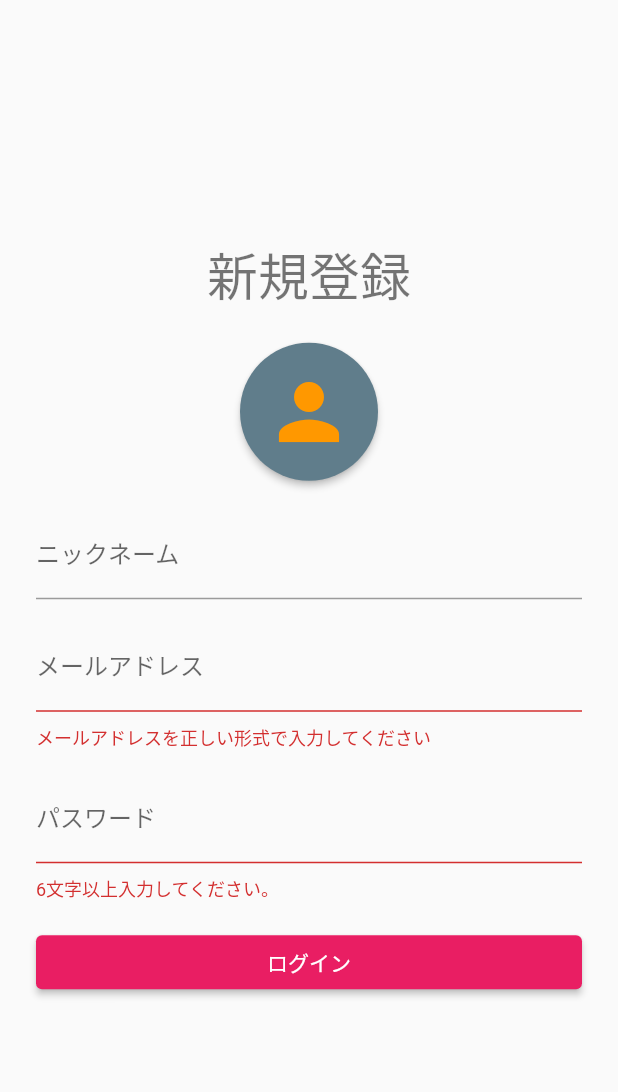
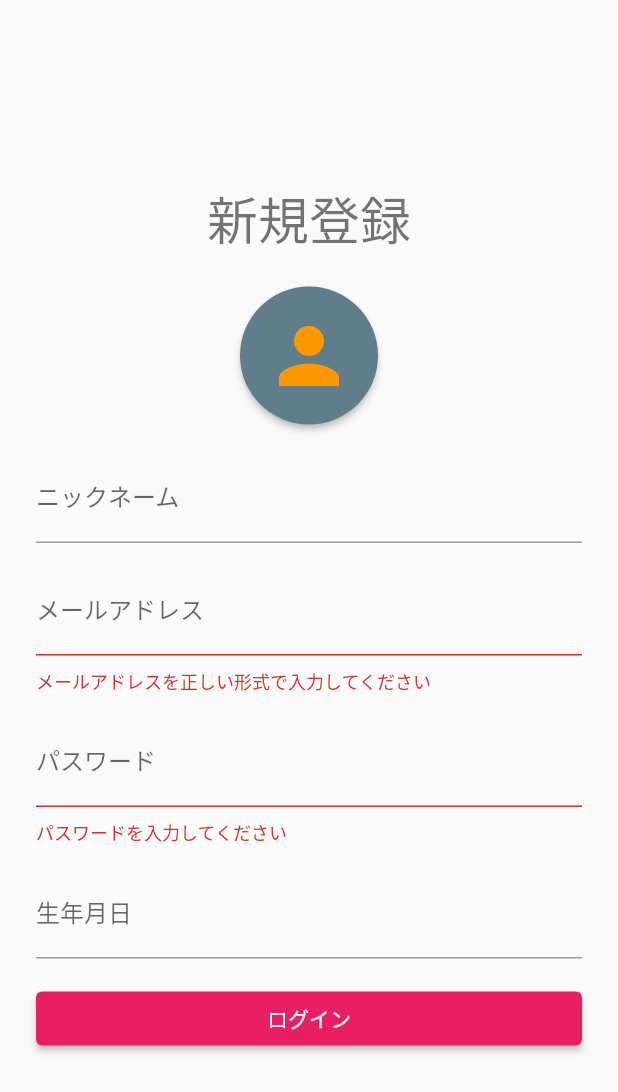
Before and after one commit to nectere-jp/mal_learn_old, a Flutter app: the screen it shows after launch, after a tap on "ログイン", on a phone screen of 412 x 824 dp. Shown: the top 1092 px of the screen. Run offline on Flutter 3.47's test engine with Material 2 defaults, Android fonts, the phone set to English and light mode, and no system bars; our stand-ins replace email_validator, file_picker, firebase_auth, firebase_core, flutter_riverpod; accounts and stored records are empty.

Commit message:
誕生日選択フィールドを追加

```diff
--- a/lib/repositories/user_repository.dart
+++ b/lib/repositories/user_repository.dart
@@ -1,5 +1,4 @@
 import 'dart:io';
-import 'package:cloud_firestore/cloud_firestore.dart';
 import 'package:firebase_auth/firebase_auth.dart';
 
 class UserRepository {
--- a/lib/screens/sign_in_screen.dart
+++ b/lib/screens/sign_in_screen.dart
@@ -61,7 +61,7 @@ class _SignInScreenState extends State<SignInScreen> {
 
       Navigator.of(context).pushReplacement(
         MaterialPageRoute(
-          builder: (_) => ChatListScreen(),
+          builder: (_) => const ChatListScreen(),
         ),
       );
     } catch (e) {
--- a/lib/screens/sign_up_screen.dart
+++ b/lib/screens/sign_up_screen.dart
@@ -39,13 +39,15 @@ class _SignUpScreenState extends State<SignupScreen> {
       children: [
         Text('新規登録', style: Theme.of(context).textTheme.headline4),
         const Space(height: 16),
-        const IconPicker(),
+        const IconPicker(), //TODO: コントローラーを使って制御
         const Space(height: 16),
         NameField(controller: _nameController),
         const Space(height: 16),
         EmailField(controller: _emailController),
         const Space(height: 16),
         PasswordField(controller: _passwordController),
+        const Space(height: 16),
+        const BirthDayField(),
         const Space(height: 16),
         FullWideButton(onPressed: () => _onSignUp(), text: 'ログイン'),
       ],
--- a/lib/widgets/input_fields.dart
+++ b/lib/widgets/input_fields.dart
@@ -75,7 +75,7 @@ class PasswordField extends StatelessWidget {
   String? passwordValidator(String? value) {
     // TODO: flutter_pw_validatorを使用
 
-    if (value == null) {
+    if (value == null || value.isEmpty) {
       return 'パスワードを入力してください';
     } else if (value.length < 6) {
       return '6文字以上入力してください。';
@@ -142,3 +142,77 @@ class IconPickerState extends ConsumerState<IconPicker> {
         result.files.single.path!;
   }
 }
+
+class BirthDayField extends StatefulWidget {
+  const BirthDayField({Key? key}) : super(key: key);
+
+  @override
+  createState() => BirthDayFieldState();
+}
+
+class BirthDayFieldState extends State<BirthDayField> {
+  final _controller = TextEditingController();
+
+  @override
+  initState() {
+    super.initState();
+  }
+
+  @override
+  Widget build(BuildContext context) {
+    return DateField(
+      builder: myBuilder,
+      validator: birthDayValidator,
+    );
+  }
+
+  Widget myBuilder(FormFieldState<DateTime> state) {
+    return TextField(
+      controller: _controller,
+      readOnly: true,
+      onTap: () => _selectDate(),
+      decoration: const InputDecoration(labelText: '生年月日'),
+    );
+  }
+
+  String? birthDayValidator(DateTime? birthDay) {
+    if (birthDay == null) {
+      return '誕生日を入力してください';
+    }
+    return null;
+  }
+
+  void _selectDate() async {
+    final DateTime? birthDay = await showDatePicker(
+      context: context,
+      initialDatePickerMode: DatePickerMode.year,
+      initialDate: DateTime(DateTime.now().year - 16),
+      firstDate: DateTime(1900),
+      lastDate: DateTime.now(),
+    );
+
+    if (birthDay != null) {
+      _controller.value = _controller.value.copyWith(
+        text: '${birthDay.year}年${birthDay.month}月${birthDay.day}日',
+      );
+    }
+
+    final FocusScopeNode currentScope = FocusScope.of(context);
+    if (!currentScope.hasPrimaryFocus && currentScope.hasFocus) {
+      FocusManager.instance.primaryFocus?.unfocus();
+    }
+  }
+}
+
+@immutable
+class DateField extends FormField<DateTime> {
+  const DateField({
+    Key? key,
+    FormFieldValidator<DateTime>? validator,
+    required Widget Function(FormFieldState<DateTime>) builder,
+  }) : super(
+          key: key,
+          validator: validator,
+          builder: builder,
+        );
+}
```
